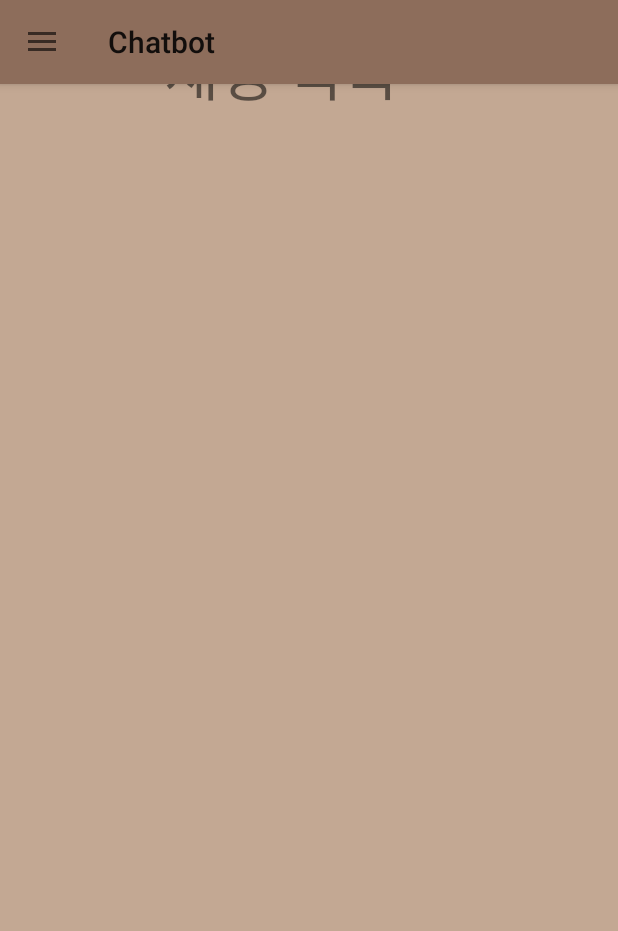
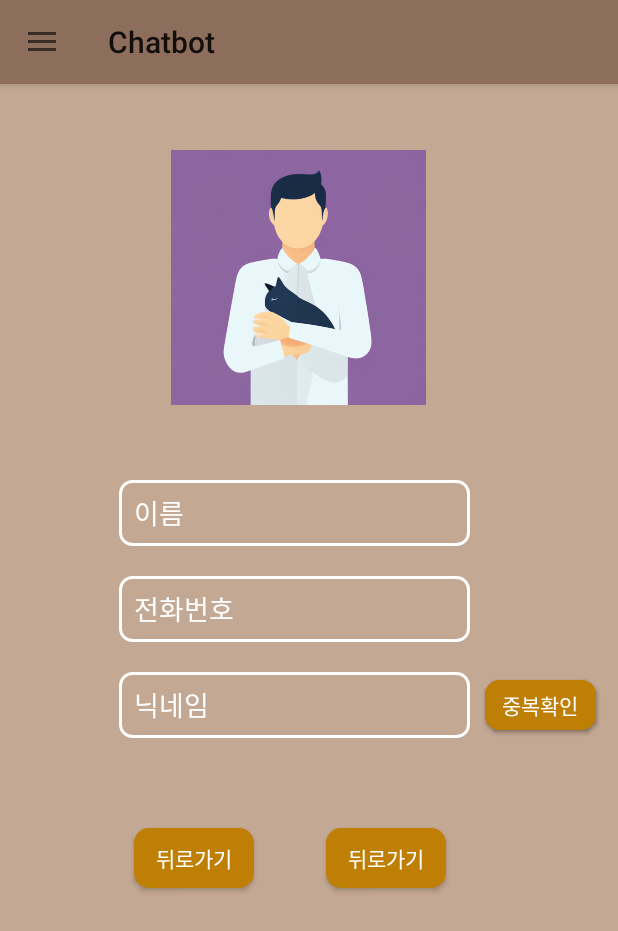
Before and after one commit to rlaaudgjs2/app_chatbot, an Android app: the screen it shows after launch (MainActivity), in the side drawer, after a tap on "회원정보 수정", on a phone screen of 412 x 824 dp. Shown: the top 931 px of the screen. Run offline under Robolectric (Android 15) with nearby library versions, the phone set to English and light mode, and no system bars.

```diff
--- a/app/build.gradle.kts
+++ b/app/build.gradle.kts
@@ -40,6 +40,7 @@ dependencies {
     // When using the BoM, you don't specify versions in Firebase library dependencies
 
     // Add the dependency for the Firebase SDK for Google Analytics
+
     implementation("com.google.firebase:firebase-analytics")
     implementation ("com.android.volley:volley:1.2.0")
     implementation ("androidx.drawerlayout:drawerlayout:1.1.1")
--- a/app/src/main/java/com/example/chatbot/MainActivity.java
+++ b/app/src/main/java/com/example/chatbot/MainActivity.java
@@ -196,10 +196,10 @@ public class MainActivity extends AppCompatActivity {
 
             private void openDocumentFragment() {
                 FragmentManager fragmentManager = getSupportFragmentManager();
-                Document signIn = new Document();
+                Document document = new Document();
 
                 FragmentTransaction transaction = fragmentManager.beginTransaction();
-                transaction.replace(R.id.fragment_container, signIn);
+                transaction.replace(R.id.fragment_container, document);
                 transaction.addToBackStack(null);
                 transaction.commit();
             }
--- a/app/src/main/res/layout/fragment_setting_myinfo.xml
+++ b/app/src/main/res/layout/fragment_setting_myinfo.xml
@@ -9,18 +9,126 @@
     tools:context=".SettingMyinfo">
 
 
-    <TextView
-        android:id="@+id/txt_newGroup"
-        android:layout_width="wrap_content"
-        android:layout_height="wrap_content"
-        android:text="채팅 목록"
-        android:textSize="40dp"
-        app:layout_constraintBottom_toBottomOf="parent"
-        app:layout_constraintEnd_toEndOf="parent"
-        app:layout_constraintHorizontal_bias="0.427"
-        app:layout_constraintStart_toStartOf="parent"
-        app:layout_constraintTop_toTopOf="parent"
-        app:layout_constraintVertical_bias="0.023" />
+    <ImageButton
+        android:id="@+id/mypage_image"
+        android:layout_width="170dp"
+        android:layout_height="170dp"
+        android:background="@drawable/mypage"
+        android:layout_marginTop="100dp"
+
+        app:layout_constraintHorizontal_bias="0.47"
+        app:layout_constraintLeft_toLeftOf="parent"
+        app:layout_constraintRight_toRightOf="parent"
+        app:layout_constraintTop_toTopOf="parent">
+    </ImageButton>
+
+    <EditText
+        android:id="@+id/user_name"
+        android:layout_width="234dp"
+        android:layout_height="44dp"
+        android:background="@drawable/edit_box"
+        android:hint="이름"
+        android:ems="10"
+        android:paddingStart="10dp"
+        android:paddingEnd="10dp"
+        android:textColorHint="@color/white"
+        app:layout_constraintTop_toBottomOf="@+id/mypage_image"
+        android:layout_marginTop="50dp"
+        android:layout_marginRight="20dp"
+        app:layout_constraintLeft_toLeftOf="parent"
+        app:layout_constraintRight_toRightOf="parent"
+
+        />
+    <EditText
+        android:id="@+id/user_phone"
+        android:layout_width="234dp"
+        android:layout_height="44dp"
+        android:background="@drawable/edit_box"
+        android:hint="전화번호"
+        android:ems="10"
+        android:paddingStart="10dp"
+        android:paddingEnd="10dp"
+        android:textColorHint="@color/white"
+        app:layout_constraintTop_toBottomOf="@+id/user_name"
+        android:layout_marginTop="20dp"
+        android:layout_marginRight="20dp"
+        app:layout_constraintLeft_toLeftOf="parent"
+        app:layout_constraintRight_toRightOf="parent"
+
+        />
+    <EditText
+        android:id="@+id/user_nickname"
+        android:layout_width="234dp"
+        android:layout_height="44dp"
+        android:background="@drawable/edit_box"
+        android:hint="닉네임"
+        android:ems="10"
+        android:paddingStart="10dp"
+        android:paddingEnd="10dp"
+        android:textColorHint="@color/white"
+        app:layout_constraintTop_toBottomOf="@+id/user_phone"
+        android:layout_marginTop="20dp"
+        android:layout_marginRight="20dp"
+        app:layout_constraintLeft_toLeftOf="parent"
+        app:layout_constraintRight_toRightOf="parent"
+        />
+
+    <android.widget.Button
+        android:id="@+id/user_duple_nickname"
+        android:layout_width="74dp"
+        android:layout_height="33dp"
+        android:layout_marginEnd="16dp"
+        android:background="@drawable/recived"
+        android:text="중복확인"
+        android:textColor="@color/white"
+        app:layout_constraintLeft_toRightOf="@id/user_nickname"
+        app:layout_constraintBottom_toBottomOf="@id/user_nickname"
+        app:layout_constraintTop_toTopOf="@id/user_nickname"
+        android:layout_marginLeft="10dp"
+ />
+
+    <android.widget.Button
+        android:id="@+id/user_amend"
+        android:layout_width="74dp"
+        android:layout_height="33dp"
+        android:layout_marginEnd="16dp"
+        android:background="@drawable/recived"
+        android:text="중복확인"
+        android:textColor="@color/white"
+        app:layout_constraintLeft_toRightOf="@id/user_nickname"
+        app:layout_constraintBottom_toBottomOf="@id/user_nickname"
+        app:layout_constraintTop_toTopOf="@id/user_nickname"
+        android:layout_marginLeft="10dp"
+        />
+    <android.widget.Button
+        android:id="@+id/user_modify"
+        android:layout_width="80dp"
+        android:layout_height="40dp"
+        android:layout_marginEnd="16dp"
+        android:background="@drawable/recived"
+        android:text="뒤로가기"
+        android:textColor="@color/white"
+        app:layout_constraintTop_toBottomOf="@+id/user_nickname"
+        android:layout_marginTop="60dp"
+        app:layout_constraintLeft_toLeftOf="@+id/user_nickname"
+        android:layout_marginLeft="10dp"
+        />
+
+    <android.widget.Button
+        android:id="@+id/go_back"
+        android:layout_width="80dp"
+        android:layout_height="40dp"
+        android:layout_marginEnd="16dp"
+        android:background="@drawable/recived"
+        android:text="뒤로가기"
+        android:textColor="@color/white"
+        app:layout_constraintTop_toBottomOf="@+id/user_nickname"
+        android:layout_marginTop="60dp"
+        app:layout_constraintRight_toRightOf="@+id/user_nickname"
+        android:layout_marginLeft="10dp"
+        />
+
+
 
 
 </androidx.constraintlayout.widget.ConstraintLayout>
--- a/build.gradle.kts
+++ b/build.gradle.kts
@@ -8,4 +8,5 @@ plugins {
     id("com.android.application") version "8.1.1" apply false
     id ("com.google.gms.google-services") version "4.4.1" apply false
 
+
 }
```
Also changed, not shown: app/src/main/java/com/example/chatbot/Document.java (+52 -6 lines), app/src/main/java/com/example/chatbot/SignUp.java (+53 -6 lines), app/src/main/res/layout/fragment_document.xml (+6 -6 lines), app/src/main/res/layout/fragment_sign_up.xml (+20 -15 lines), app/src/main/res/drawable/mypage.png (added).
